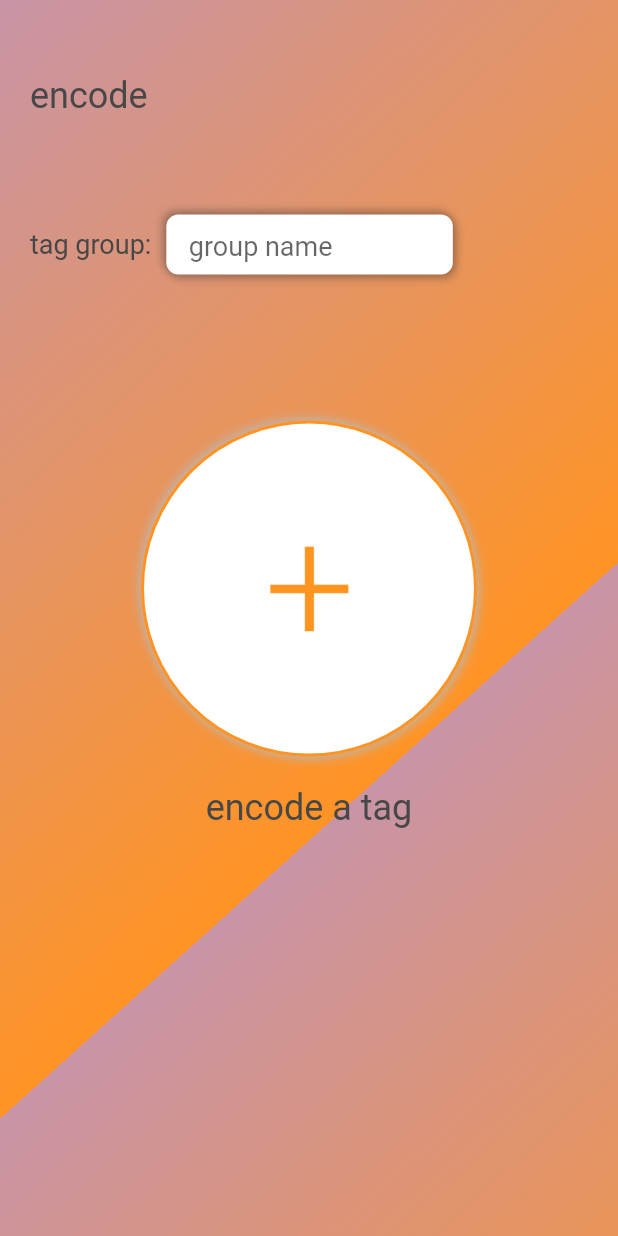
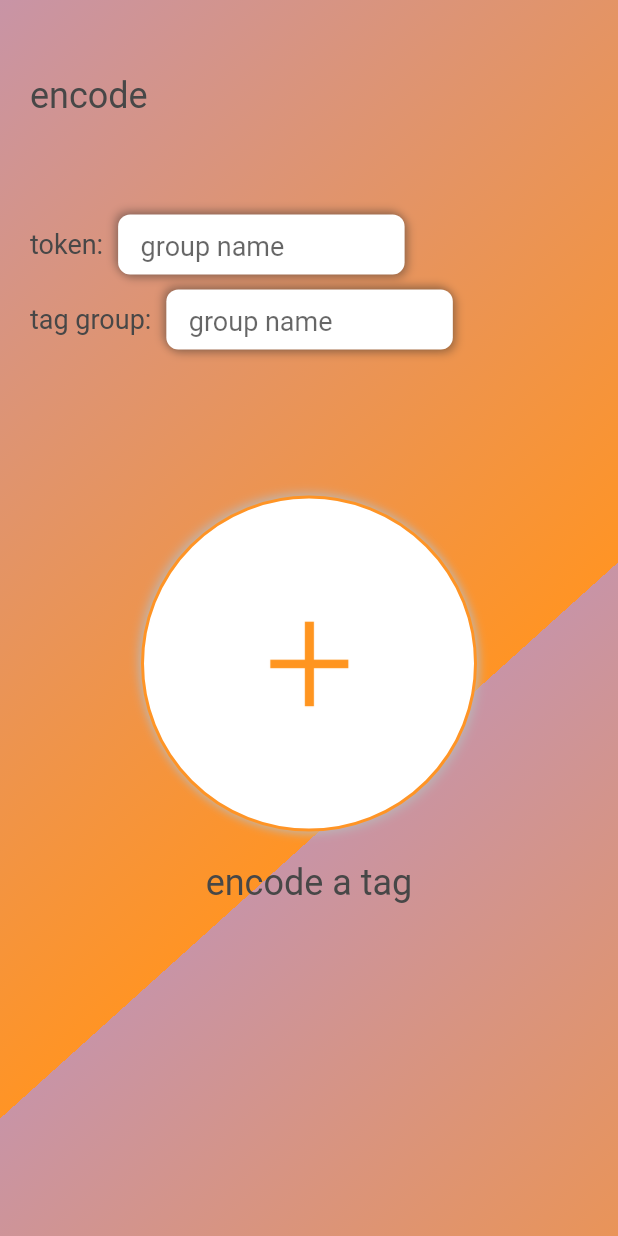
Before and after one commit to Fonz-Music/fonz_encoder, a Flutter app: the screen it shows after launch, on a phone screen of 412 x 824 dp. Run offline on Flutter 3.47's test engine with Material 2 defaults, Android fonts, the phone set to English and light mode, and no system bars; drawn by our look-alikes of flutter_neumorphic; our stand-ins replace dio, flutter_secure_storage, package_info, shared_preferences; missing offline and left inert: dart:ffi, nfc_in_flutter; Roboto replaces fonts that are missing (MuseoSans-300).

Commit message:
Component to add access token

```diff
--- a/lib/SearchTab/HomeEncodePage.dart
+++ b/lib/SearchTab/HomeEncodePage.dart
@@ -5,7 +5,6 @@ import 'package:flutter_neumorphic/flutter_neumorphic.dart';
 
 import 'package:fonz_music_flutter/GlobalComponents/FrontEnd/FrontEndConstants.dart';
 import 'package:fonz_music_flutter/GlobalComponents/Objects/CoasterObject.dart';
-
 
 import 'package:fonz_music_flutter/SearchTab/HomePageWidgets/HomePageResponses/FailPartyJoin.dart';
 
@@ -24,9 +23,9 @@ String tagUid = "";
 bool launchedNfcToJoinParty = false;
 
 String groupCoasterBelongs = "";
+String accessToken = "";
 
 class HomeEncodePage extends StatefulWidget {
-
   HomeEncodePage({Key key, this.notifyParent}) : super(key: key);
   final Function() notifyParent;
 
@@ -35,7 +34,6 @@ class HomeEncodePage extends StatefulWidget {
 }
 
 class _HomeEncodePageState extends State<HomeEncodePage> {
-
   // use this to update the view
   refresh() {
     setState(() {});
@@ -44,7 +42,6 @@ class _HomeEncodePageState extends State<HomeEncodePage> {
 
   @override
   Widget build(BuildContext context) {
-
     final size = MediaQuery.of(context).size;
     final width = size.width;
     final height = size.height;
@@ -53,15 +50,13 @@ class _HomeEncodePageState extends State<HomeEncodePage> {
       decoration: const BoxDecoration(
         gradient: LinearGradient(
           begin: Alignment.topLeft,
-            end: Alignment(0.8, 0.0), // 10% of the width, so there are ten blinds.
-            colors: <Color>[
-              LILAC,
-              AMBER
-            ], // red to yellow
+          end:
+              Alignment(0.8, 0.0), // 10% of the width, so there are ten blinds.
+          colors: <Color>[LILAC, AMBER], // red to yellow
           tileMode: TileMode.repeated, // repeats the gradient over the canvas
         ),
       ),
-      child:  Column(
+      child: Column(
         children: [
           Container(
               width: width,
@@ -77,10 +72,26 @@ class _HomeEncodePageState extends State<HomeEncodePage> {
                   ),
                   textAlign: TextAlign.left,
                 ),
-              )
-          ),
+              )),
           Container(
             height: 30,
+          ),
+          Row(
+            children: [
+              Container(
+                padding: EdgeInsets.fromLTRB(20, 0, 0, 0),
+                child: Text(
+                  "token:",
+                  style: TextStyle(
+                    fontFamily: FONZFONTTWO,
+                    fontSize: HEADINGFIVE,
+                    color: determineColorThemeTextInverse(),
+                  ),
+                  textAlign: TextAlign.left,
+                ),
+              ),
+              GroupNameInput1(),
+            ],
           ),
           Row(
             children: [
@@ -113,8 +124,7 @@ class _HomeEncodePageState extends State<HomeEncodePage> {
     );
   }
 
-  Widget HomePageMainBody(notifyParent)  {
-
+  Widget HomePageMainBody(notifyParent) {
     final size = MediaQuery.of(context).size;
     final width = size.width;
     final height = size.height;
@@ -130,11 +140,9 @@ class _HomeEncodePageState extends State<HomeEncodePage> {
 
     // if (launchedNfcToJoinParty) {
 
-
-
     // if successful
-        if (encodeTagResponse == "SUCCESS_ON_READ") {
-
+    if (encodeTagResponse == "SUCCESS_ON_READ" ||
+        encodeTagResponse == "NFC_NOT_SUPPORTED") {
       Timer(Duration(milliseconds: 4000), () async {
         encodeTagResponse = "READING_TAG";
         // widget.notifyParent();
@@ -150,27 +158,20 @@ class _HomeEncodePageState extends State<HomeEncodePage> {
       return Container(
         child: SuccessReadUid(),
       );
-        }
-        else if (encodeTagResponse == "SUCCESS_UPDATING_DB") {
-
+    } else if (encodeTagResponse == "SUCCESS_UPDATING_DB") {
       Timer(Duration(milliseconds: SUCCESSPAGELENGTH), () async {
         encodeTagResponse = "HOME";
         widget.notifyParent();
       });
 
-
       return Container(
         child: SuccessWriteUid(),
       );
-        }
-        else if (encodeTagResponse == "HOME") {
-
-
+    } else if (encodeTagResponse == "HOME") {
       return Container(
         height: height * 0.7,
         child: Column(
           children: [
-
             Container(
               height: height * 0.1,
               // child: Spacer()
@@ -179,19 +180,14 @@ class _HomeEncodePageState extends State<HomeEncodePage> {
           ],
         ),
       );
-        }
-
-        else if (encodeTagResponse == "READING_TAG") {
-
+    } else if (encodeTagResponse == "READING_TAG") {
       Timer(Duration(milliseconds: 5000), () async {
         encodeTagResponse = "HOME";
         widget.notifyParent();
       });
 
       return TapYourPhoneAmber();
-        }
-        else if (encodeTagResponse == "DID_NOT_WRITE_URL") {
-
+    } else if (encodeTagResponse == "DID_NOT_WRITE_URL") {
       Timer(Duration(milliseconds: 3000), () async {
         encodeTagResponse = "HOME";
         widget.notifyParent();
@@ -201,9 +197,7 @@ class _HomeEncodePageState extends State<HomeEncodePage> {
         errorMessage: "encoding didn't work properly",
         errorImage: getDisableIcon(),
       );
-        }
-        else if (encodeTagResponse == "FAIL_UPDATING_DB") {
-
+    } else if (encodeTagResponse == "FAIL_UPDATING_DB") {
       Timer(Duration(milliseconds: 3000), () async {
         encodeTagResponse = "HOME";
         widget.notifyParent();
@@ -213,9 +207,7 @@ class _HomeEncodePageState extends State<HomeEncodePage> {
         errorMessage: "the database could not be updated properly",
         errorImage: getDisableIcon(),
       );
-        }
-        else if (encodeTagResponse == "NFC_NOT_SUPPORTED") {
-
+    } else if (encodeTagResponse == "NFC_NOT_SUPPORTED") {
       Timer(Duration(milliseconds: 3000), () async {
         encodeTagResponse = "HOME";
         widget.notifyParent();
@@ -279,8 +271,7 @@ class _HomeEncodePageState extends State<HomeEncodePage> {
         style: NeumorphicStyle(
             color: Colors.white,
             shadowDarkColor: SHADOWGREY,
-            shadowLightColor: SHADOWGREY
-        ),
+            shadowLightColor: SHADOWGREY),
         child: TextFormField(
           maxLines: 1,
           keyboardType: TextInputType.text,
@@ -298,6 +289,7 @@ class _HomeEncodePageState extends State<HomeEncodePage> {
           ),
           onChanged: (value) {
             setState(() {
+              print("group" + value);
               groupCoasterBelongs = value;
             });
 //            print(_email);
@@ -308,8 +300,48 @@ class _HomeEncodePageState extends State<HomeEncodePage> {
         ),
       ),
     );
-
-
   }
 
+  Widget GroupNameInput1() {
+    final size = MediaQuery.of(context).size;
+    final width = size.width;
+    final height = size.height;
+    return Container(
+      padding: EdgeInsets.fromLTRB(10, 5, 5, 5),
+      height: 50,
+      width: width * 0.5,
+      child: Neumorphic(
+        style: NeumorphicStyle(
+            color: Colors.white,
+            shadowDarkColor: SHADOWGREY,
+            shadowLightColor: SHADOWGREY),
+        child: TextFormField(
+          maxLines: 1,
+          keyboardType: TextInputType.text,
+          autofocus: false,
+          style: TextStyle(
+            fontFamily: FONZFONTTWO,
+            fontSize: HEADINGFIVE,
+            color: DARKERGREY,
+          ),
+          decoration: InputDecoration(
+            hintText: "group name",
+            border: InputBorder.none,
+            contentPadding:
+                EdgeInsets.only(left: 15, bottom: 11, top: 11, right: 15),
+          ),
+          onChanged: (value) {
+            setState(() {
+              print("token" + value);
+              accessToken = value;
+            });
+//            print(_email);
+          },
+          initialValue: groupCoasterBelongs,
+          validator: (value) => value.isEmpty ? 'Email can\'t be empty' : null,
+          onSaved: (value) => groupCoasterBelongs = value.trim(),
+        ),
+      ),
+    );
   }
+}
--- a/lib/SearchTab/HomePageWidgets/scanForCoasterDetails.dart
+++ b/lib/SearchTab/HomePageWidgets/scanForCoasterDetails.dart
@@ -1,6 +1,3 @@
-
-
-
 import 'dart:async';
 import 'dart:developer';
 import 'dart:ffi';
@@ -13,26 +10,21 @@ import 'package:fonz_music_flutter/NfcFunctions/ReadTagFunctions.dart';
 
 import '../HomeEncodePage.dart';
 
-
 Future<String> writeUrlToCoaster(uidFromScannedTag) async {
-
   log("starting to write");
   // write url
-    var successfulWrite = await WriteTagFunctions.writeUrlOnTag(
-        uidFromScannedTag);
+  var successfulWrite =
+      await WriteTagFunctions.writeUrlOnTag(uidFromScannedTag);
   if (!successfulWrite) {
     return "DID_NOT_WRITE_URL";
-    }
-    else {
+  } else {
     // update api
-      var updateCoasterResponse = await CoasterManagementApi.classifyCoasterAsEncoded(uidFromScannedTag, true, groupCoasterBelongs);
-
+    var updateCoasterResponse =
+        await CoasterManagementApi.classifyCoasterAsEncoded(
+            uidFromScannedTag, true, groupCoasterBelongs, accessToken);
 
     return updateCoasterResponse;
-
   }
-
-
 }
 
 Future<List<String>> scanForTagUid() async {
@@ -42,10 +34,9 @@ Future<String> writeUrlToCoaster(uidFromScannedTag) async {
   String uidFromScannedTag = await ReadTagFunctions.readTagUid();
 
   if (uidFromScannedTag == "NFC_NOT_SUPPORTED") {
-      return [uidFromScannedTag,""];
+    return [uidFromScannedTag, ""];
+  } else if (uidFromScannedTag.length == 14) {
+    return ["SUCCESS_ON_READ", uidFromScannedTag];
+  } else
+    return ["DID_NOT_FETCH_UID", ""];
 }
-    else if (uidFromScannedTag.length == 14) {
-      return ["SUCCESS_ON_READ",uidFromScannedTag];
-    }
-    else return ["DID_NOT_FETCH_UID",""];
-  }
```
Lines whose indentation alone changed are shown as unchanged.
